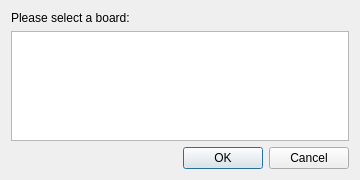
First picture: the form in tyqt/selector_dialog.ui, repository Koromix/tytools, before the edit.
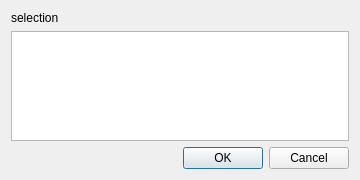
Second picture: the form after the edit.

Commit message: Add settable action and description to selector dialog

```diff
--- a/tyqt/selector_dialog.ui
+++ b/tyqt/selector_dialog.ui
@@ -14,7 +14,7 @@
    <item>
     <widget class="QLabel" name="label">
      <property name="text">
-      <string>Please select a board:</string>
+      <string notr="true">selection</string>
      </property>
     </widget>
    </item>
```
Left out of the diff: 2 changed lines with no effect on the pictures. The commit also changes 5 other files.
